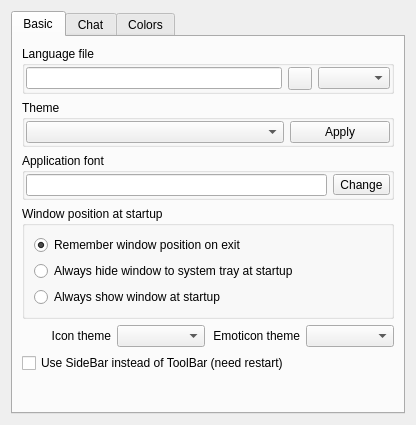
This is eiskaltdcpp/ui/UISettingsGUI.ui in eiskaltdcpp/eiskaltdcpp as Qt 5 draws it before an edit. The edited form follows.
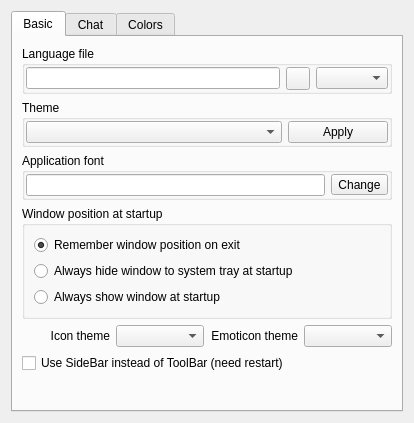
This is the edited form.

Commit message: some perfomance improvements for hub userlist

```diff
--- a/eiskaltdcpp/ui/UISettingsGUI.ui
+++ b/eiskaltdcpp/ui/UISettingsGUI.ui
@@ -6,8 +6,8 @@
    <rect>
     <x>0</x>
     <y>0</y>
-    <width>416</width>
-    <height>425</height>
+    <width>414</width>
+    <height>423</height>
    </rect>
   </property>
   <property name="windowTitle">
```
The commit also changes 1 other file.
